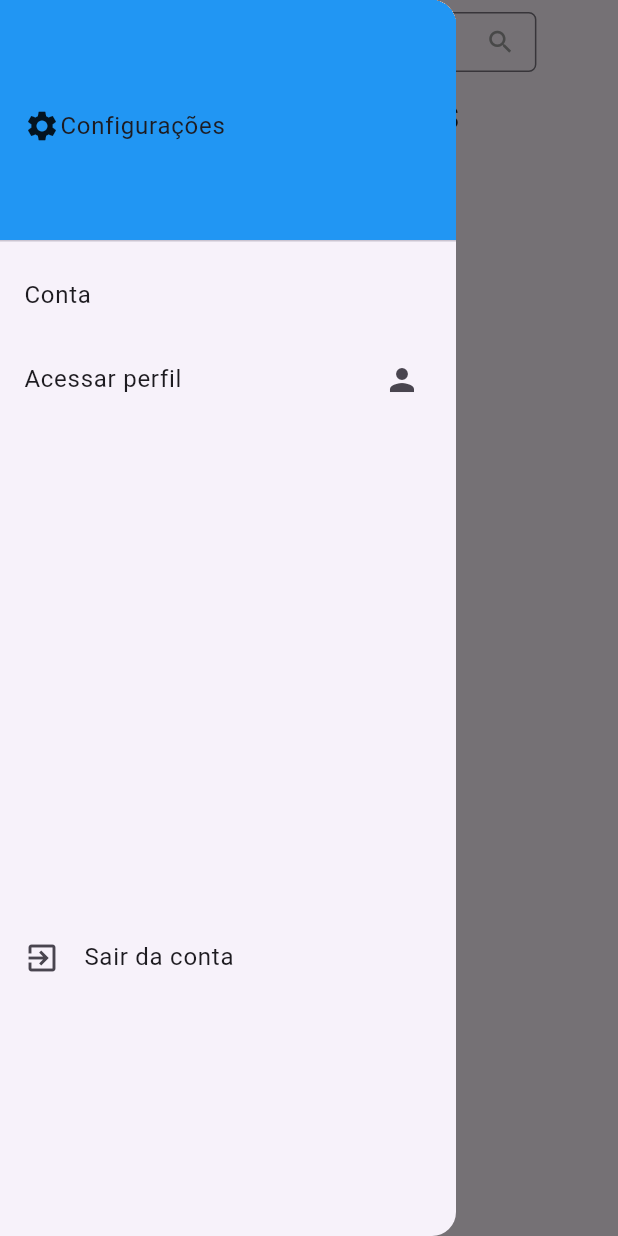
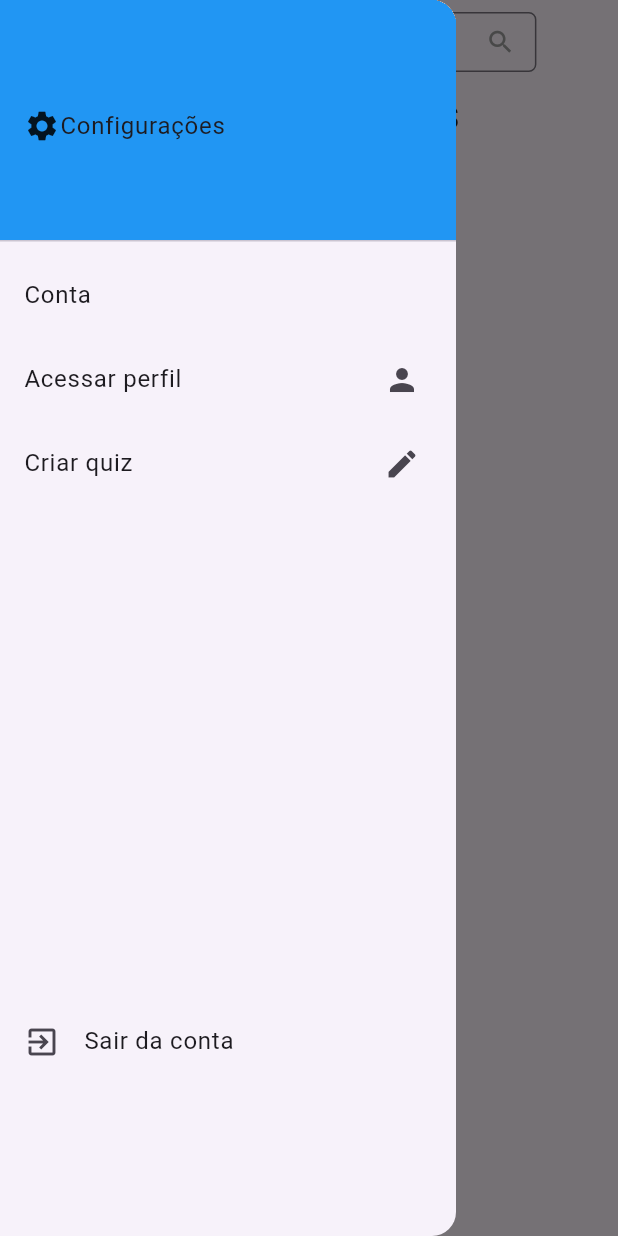
Before and after one commit to cc23140/Kuiz, a Flutter app: the HomeScreen screen opened directly, with the side drawer open, on a phone screen of 412 x 824 dp. Run offline on Flutter 3.47's test engine with Material 3 defaults, Android fonts, the phone set to English and light mode, and no system bars; our stand-ins replace cloud_firestore, firebase_auth, firebase_core, fluttertoast, google_fonts, shared_preferences; accounts and stored records are empty.

Commit message:
Terminar tela de criacao de Quiz!

```diff
--- a/kuiz_app/lib/pages/home/functions/home_functions.dart
+++ b/kuiz_app/lib/pages/home/functions/home_functions.dart
@@ -4,8 +4,11 @@ import "package:kuiz_app/pages/home/search_screen.dart";
 
 import "../../../models/quiz_model.dart";
 import "../../../models/user_model.dart";
+import "../../../services/auth_service.dart";
 import "../../../services/database_service.dart";
 import "../../../widgets/card_widget.dart";
+import "../../creation/creation_quiz_screen.dart";
+import "../../login/login.dart";
 
 class HomeScreenFunctions {
   static PreferredSizeWidget buildAppBar(BuildContext context, TextEditingController _searchController){
@@ -129,5 +132,56 @@ class HomeScreenFunctions {
           );
         }
     );
+
+
+  }
+
+  static Widget buildAppDrawer(BuildContext context){
+    return Drawer(
+        child: ListView(
+            padding: EdgeInsets.zero,
+            children: [
+              const DrawerHeader(
+                  decoration: BoxDecoration(
+                      color: Colors.blue
+                  ),
+                  child: Row(
+                    children: [
+                      Icon(Icons.settings),
+                      Text('Configurações'),
+                    ],
+                  )
+
+              ),
+
+              const ListTile(
+                  title: const Text('Conta')
+              ),
+              ListTile(
+                title: const Text('Acessar perfil'),
+                onTap: () {
+                  ///TODO
+                },
+                trailing: const Icon(Icons.person),
+              ),
+              ListTile(
+                title: const Text('Criar quiz'),
+                onTap: (){
+                  Navigator.push(context, MaterialPageRoute(builder: (context)=> CreationQuizScreen()));
+                },
+                trailing: const Icon(Icons.create),
+              ),
+              SizedBox(height: MediaQuery.sizeOf(context).height * 0.4,),
+              ListTile(
+                title: Text('Sair da conta'),
+                leading: Icon(Icons.exit_to_app),
+                onTap: (){
+                  AuthService().signout(context: context);
+                  Navigator.pushReplacement(context, MaterialPageRoute(builder: (context)=>Login()));
+                },
+              )
+            ]
+        )
+    );
   }
 }
--- a/kuiz_app/lib/pages/home/home_screen.dart
+++ b/kuiz_app/lib/pages/home/home_screen.dart
@@ -1,6 +1,7 @@
 import 'package:cloud_firestore/cloud_firestore.dart';
 import 'package:firebase_auth/firebase_auth.dart';
 import 'package:flutter/material.dart';
+import 'package:kuiz_app/pages/creation/creation_quiz_screen.dart';
 import 'package:kuiz_app/pages/login/login.dart';
 import 'package:kuiz_app/pages/signup/signup.dart';
 import 'package:kuiz_app/services/auth_service.dart';
@@ -52,45 +53,7 @@ class HomeScreen extends StatelessWidget {
             ],
           ),
         ),
-        drawer: Drawer(
-            child: ListView(
-                padding: EdgeInsets.zero,
-                children: [
-                  const DrawerHeader(
-                    decoration: BoxDecoration(
-                        color: Colors.blue
-                    ),
-                    child: Row(
-                      children: [
-                        Icon(Icons.settings),
-                        Text('Configurações'),
-                      ],
-                    )
-
-                  ),
-
-                  const ListTile(
-                      title: const Text('Conta')
-                  ),
-                  ListTile(
-                      title: const Text('Acessar perfil'),
-                      onTap: () {
-                          ///TODO
-                      },
-                    trailing: const Icon(Icons.person),
-                  ),
-                  SizedBox(height: MediaQuery.sizeOf(context).height * 0.4,),
-                  ListTile(
-                    title: Text('Sair da conta'),
-                    leading: Icon(Icons.exit_to_app),
-                    onTap: (){
-                      AuthService().signout(context: context);
-                      Navigator.pushReplacement(context, MaterialPageRoute(builder: (context)=>Login()));
-                    },
-                  )
-                ]
-            )
-        )
+        drawer: HomeScreenFunctions.buildAppDrawer(context)
     );
   }
 }
--- a/kuiz_app/lib/pages/home/search_screen.dart
+++ b/kuiz_app/lib/pages/home/search_screen.dart
@@ -45,7 +45,9 @@ class SearchScreen extends StatelessWidget {
                     });
                 }
             );
-          })
+          }),
+      drawer: HomeScreenFunctions.buildAppDrawer(context),
+
     );
   }
 }
```
Also changed, not shown: kuiz_app/lib/pages/creation/creation_quiz_screen.dart (added, +95 -0 lines).
